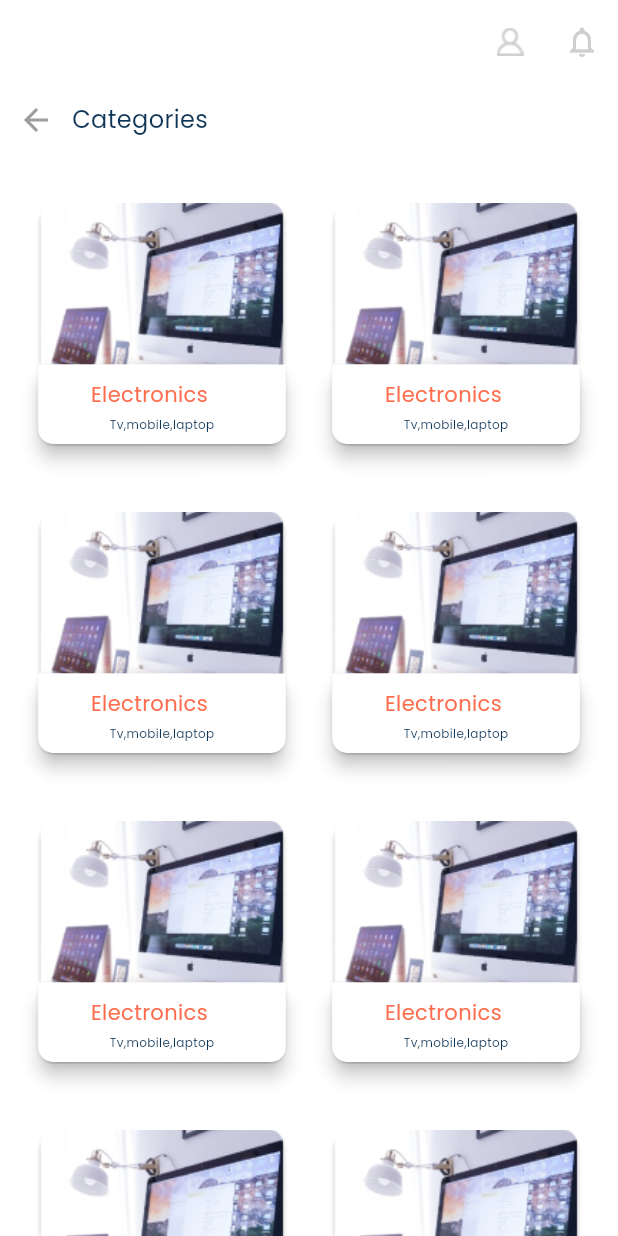
After one commit to mahmoudsaber11/Store_Ify, a Flutter app: the CategoriesView screen opened by its route, on a phone screen of 412 x 824 dp. The commit adds this screen. Run offline on Flutter 3.47's test engine with Material 3 defaults, Android fonts, the light colour scheme and no system bars; our stand-ins replace conditional_builder_null_safety, dartz, dio, firebase_auth, firebase_core, flutter_bloc and 9 more; accounts and stored records are empty.

Commit message:
finish categories ui

```diff
--- a/lib/config/routes/app_routes.dart
+++ b/lib/config/routes/app_routes.dart
@@ -13,6 +13,7 @@ import 'package:store_ify/features/auth/sign_up/presentation/cubit/sign_up_cubit
 import 'package:store_ify/features/auth/sign_up/presentation/views/sign_up_view.dart';
 import 'package:store_ify/features/auth/verification/presentation/cubit/verification_cubit.dart';
 import 'package:store_ify/features/auth/verification/presentation/view/verification_view.dart';
+import 'package:store_ify/features/categories/presentation/view/categories_view.dart';
 import 'package:store_ify/features/layout/presentation/views/layout_view.dart';
 import 'package:store_ify/features/on_boarding/presentation/cubit/on_boarding_cubit.dart';
 import 'package:store_ify/features/on_boarding/presentation/views/on_boarding_view.dart';
@@ -81,6 +82,9 @@ class AppRoutes {
       case Routes.storeifyLayoutViewRoute:
         return MaterialPageRoute(builder: (context) => const StoreIfyLayout());
 
+      case Routes.categoriesViewRoute:
+        return MaterialPageRoute(builder: (context) => const CategoriesView());
+
       default:
         return _unFoundRoute();
     }
--- a/lib/config/routes/routes.dart
+++ b/lib/config/routes/routes.dart
@@ -8,4 +8,5 @@ class Routes {
   static const String forgetPasswordRoute = '/forgetPassword';
   static const String resetPasswordViewRoute = '/resetPasswordView';
   static const String dialogSuccessPassword = '/dialogSuccessPassword';
+  static const String categoriesViewRoute = "/categoriesViewRoute";
 }
--- a/lib/core/utils/app_assets.dart
+++ b/lib/core/utils/app_assets.dart
@@ -49,4 +49,6 @@ abstract class AppAssets {
   static const String textProduct = "assets/images/product1.png";
   static const String testcategories = "assets/images/testcategories.png";
   static const String testStores = "assets/images/teststores.png";
+  static const String profile = "assets/images/profile.png";
+  static const String testcategories2 = "assets/images/clothess.png";
 }
--- a/lib/core/widgets/custom_categoriy_item.dart
+++ b/lib/core/widgets/custom_categoriy_item.dart
@@ -5,11 +5,14 @@ import 'package:store_ify/core/utils/app_text_styles.dart';
 class CustomCategoriyItem extends StatelessWidget {
   const CustomCategoriyItem({
     super.key,
+    this.onTap,
   });
-
+  final void Function()? onTap;
   @override
   Widget build(BuildContext context) {
-    return Stack(
+    return InkWell(
+      onTap: onTap,
+      child: Stack(
         alignment: Alignment.bottomCenter,
         children: [
           Image.asset(
@@ -60,6 +63,7 @@ class CustomCategoriyItem extends StatelessWidget {
             ),
           ),
         ],
+      ),
     );
   }
 }
--- a/lib/features/auth/verification/presentation/cubit/verification_cubit.dart
+++ b/lib/features/auth/verification/presentation/cubit/verification_cubit.dart
@@ -15,7 +15,6 @@ class VerificationCubit extends Cubit<VerificationState> {
         .then((value) {
       value.fold((failure) {
         emit(ErrorVerificationState(failure.errMessage.toString()));
-        print(failure.errMessage);
       }, (verify) {
         emit(SuccessVerificationState(verify.toString()));
       });
--- /dev/null
+++ b/lib/features/categories/presentation/view/categories_view.dart
@@ -0,0 +1,53 @@
+import 'package:flutter/material.dart';
+import 'package:store_ify/core/utils/app_assets.dart';
+import 'package:store_ify/core/utils/app_colors.dart';
+import 'package:store_ify/core/utils/app_navigator.dart';
+import 'package:store_ify/core/utils/app_text_styles.dart';
+import 'package:store_ify/features/categories/presentation/widgets/all_categories_list_view.dart';
+
+class CategoriesView extends StatelessWidget {
+  const CategoriesView({super.key});
+
+  @override
+  Widget build(BuildContext context) {
+    return Scaffold(
+      appBar: AppBar(
+        leading: Container(),
+        actions: [
+          IconButton(
+            onPressed: () {},
+            icon: Image.asset(AppAssets.profile),
+          ),
+          IconButton(
+            onPressed: () {},
+            icon: const Icon(
+              Icons.notifications_none,
+              color: AppColors.iconsColor,
+            ),
+          ),
+        ],
+      ),
+      body: Column(
+        children: [
+          Row(
+            children: [
+              IconButton(
+                  onPressed: () {
+                    context.getBack();
+                  },
+                  icon: const Icon(
+                    Icons.arrow_back,
+                    color: Colors.grey,
+                  )),
+              const Text(
+                "Categories",
+                style: AppTextStyles.textStyle16Regular,
+              ),
+            ],
+          ),
+          const Expanded(child: AllCategoriesListView())
+        ],
+      ),
+    );
+  }
+}
--- /dev/null
+++ b/lib/features/categories/presentation/widgets/all_categories_list_view.dart
@@ -0,0 +1,17 @@
+import 'package:flutter/material.dart';
+import 'package:store_ify/core/widgets/custom_categoriy_item.dart';
+
+class AllCategoriesListView extends StatelessWidget {
+  const AllCategoriesListView({super.key});
+
+  @override
+  Widget build(BuildContext context) {
+    return Padding(
+        padding: const EdgeInsets.symmetric(horizontal: 10),
+        child: GridView.builder(
+            itemCount: 20,
+            gridDelegate: const SliverGridDelegateWithFixedCrossAxisCount(
+                crossAxisCount: 2, mainAxisSpacing: 10),
+            itemBuilder: (context, index) => const CustomCategoriyItem()));
+  }
+}
```
Also changed, not shown: lib/core/widgets/custom_search_text_field.dart (+14 -5 lines), lib/features/home/presentation/view/home_view.dart (+14 -6 lines), lib/features/products/presentation/view/products_view.dart (added, +10 -0 lines), assets/images/profile.png (added). Lines whose indentation alone changed are shown as unchanged.
